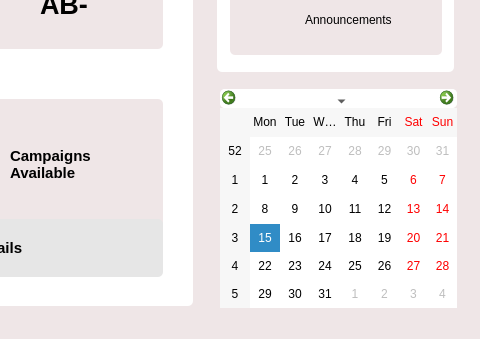
Old version of the form admin_dashboard.ui in the repository Rista10/Final; both pictures show x 790 to 1270 and y 361 to 700 of the 1270 by 700 pixel window.
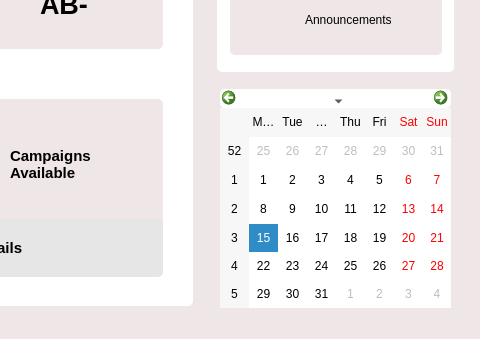
New version of the form. Icons and pictures are not drawn.

```diff
--- a/admin_dashboard.ui
+++ b/admin_dashboard.ui
@@ -1381,7 +1381,7 @@
     <rect>
      <x>1010</x>
      <y>450</y>
-     <width>237</width>
+     <width>231</width>
      <height>219</height>
     </rect>
    </property>
```
